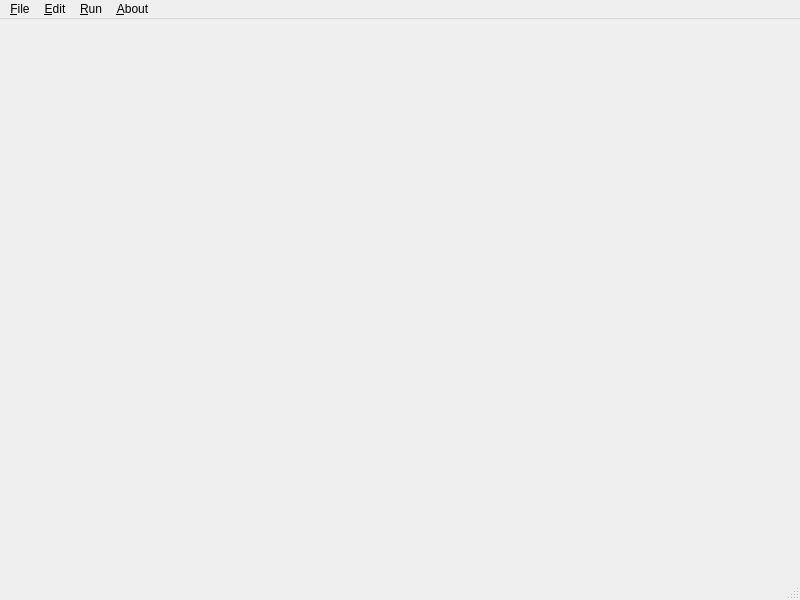
Qt form tools/lammps-gui/lammpsgui.ui (MarcusGDaniels/lammps) before a commit.
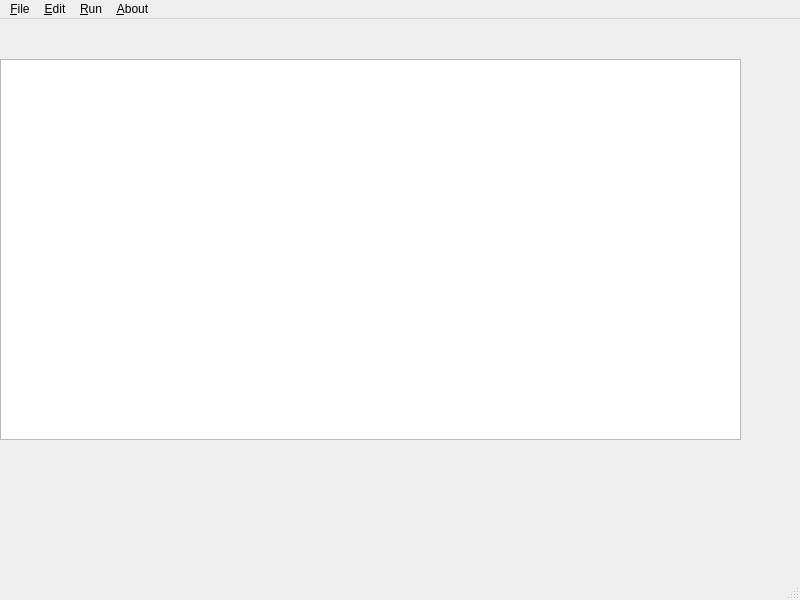
The same form after that commit. Icons and pictures are not drawn. Custom widgets are drawn as their Qt base class.

```diff
--- a/tools/lammps-gui/lammpsgui.ui
+++ b/tools/lammps-gui/lammpsgui.ui
@@ -25,7 +25,11 @@
     </property>
     <layout class="QVBoxLayout" name="verticalLayout">
      <item>
-      <widget class="CodeEditor" name="textEdit" native="true"/>
+      <widget class="CodeEditor" name="textEdit" native="true">
+       <property name="acceptDrops">
+        <bool>true</bool>
+       </property>
+      </widget>
      </item>
     </layout>
    </widget>
@@ -303,7 +307,7 @@
  <customwidgets>
   <customwidget>
    <class>CodeEditor</class>
-   <extends>QWidget</extends>
+   <extends>QPlainTextEdit</extends>
    <header>codeeditor.h</header>
   </customwidget>
  </customwidgets>
```
